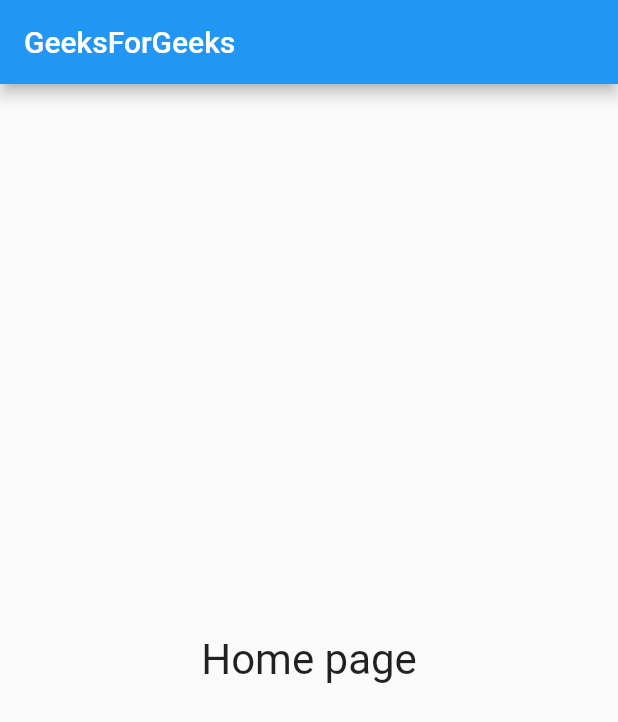
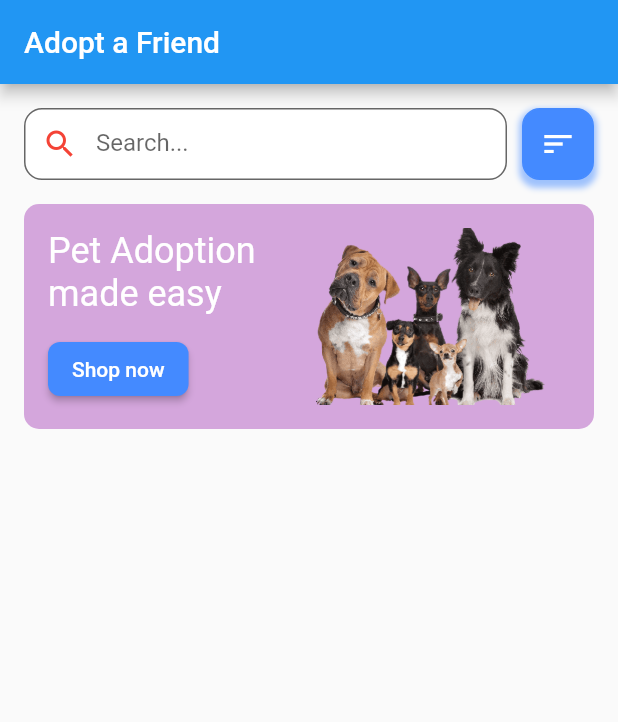
Before and after one commit to atik-sabuj/pet_shop, a Flutter app: the SecondScreen screen opened directly, on a phone screen of 412 x 824 dp. Shown: the top 722 px of the screen. Run offline on Flutter 3.47's test engine with Material 2 defaults, Android fonts, the light colour scheme and no system bars.

Commit message:
Update pages and created design

```diff
--- a/lib/splash_screen.dart
+++ b/lib/splash_screen.dart
@@ -1,4 +1,5 @@
 import 'dart:async';
+
 import 'package:flutter/material.dart';
 
 class SplashScreen extends StatefulWidget {
@@ -12,32 +13,152 @@ class _SplashScreenState extends State<SplashScreen> {
   @override
   void initState() {
     super.initState();
-    Timer(Duration(seconds: 30),
-            ()=>Navigator.pushReplacement(context,
-            MaterialPageRoute(builder:
-                (context) =>
-                SecondScreen()
-            )
-        )
-    );
+    Timer(
+        Duration(seconds: 3),
+        () => Navigator.pushReplacement(
+            context, MaterialPageRoute(builder: (context) => SecondScreen())));
   }
+
   @override
   Widget build(BuildContext context) {
     return Container(
-        color: Colors.deepPurple,
-      child:
-      Image.asset("images/logo.png",height: 30,width: 30,),
+      color: Colors.deepPurple,
+      child: Image.asset(
+        "images/logo.png",
+        height: 30,
+        width: 30,
+      ),
     );
   }
 }
+
 class SecondScreen extends StatelessWidget {
   @override
   Widget build(BuildContext context) {
     return Scaffold(
-      appBar: AppBar(title:Text("GeeksForGeeks")),
-      body: Center(
-          child:Text("Home page",textScaleFactor: 2,)
+      appBar: AppBar(title: Text("Adopt a Friend"),),
+      body: Container(
+        child: Padding(
+          padding: const EdgeInsets.all(16.0),
+          child: Column(
+            children: [
+              SizedBox(
+                height: 48,
+                child: Row(
+                  mainAxisAlignment: MainAxisAlignment.spaceBetween,
+                  children: [
+                    SizedBox(
+                      width: MediaQuery.of(context).size.width  -90,
+                      child: TextField(
+                        textAlign: TextAlign.start,
+                        keyboardType: TextInputType.text,
+                        decoration: InputDecoration(
+                          hintText: 'Search...',
+
+                          prefixIcon: Icon(Icons.search,color: Colors.red,),
+                          border: OutlineInputBorder(
+                            borderRadius: BorderRadius.circular(12),
+                            borderSide: BorderSide(
+                              width: 0,
+                              style: BorderStyle.none,
+                              color: Colors.red
+                            ),
+                          ),
+                          filled: true,
+                          contentPadding: EdgeInsets.all(16),
+                          fillColor: Colors.white,
+                        ),
+                      ),
+                    ),
+                    InkWell(
+                      child: Container(
+                        width: 48,
+                        height: 48,
+                        decoration: BoxDecoration(
+                            shape: BoxShape.rectangle,
+                            color: Colors.blueAccent,
+                            border: Border.all(
+                              width: 1,
+                              color: Colors.blueAccent
+                            ),
+
+                          borderRadius: BorderRadius.circular(12),
+
+                          boxShadow: [
+                            BoxShadow(
+                              color: Colors.blueAccent.withOpacity(0.5),
+                              spreadRadius: 2,
+                              blurRadius: 3,
+                              offset: Offset(0, 3), // changes position of shadow
+                            ),
+                          ],
+
+                        ),
+                        child: Icon(Icons.sort, color: Colors.white,size: 24,),
+                      ),
+                      onTap: () {},
+                    ),
+                  ],
+                ),
+              ),
+
+              SizedBox(
+                height: 16,
+              ),
+              Container(
+                height: 150,
+                  decoration: BoxDecoration(
+                    borderRadius: BorderRadius.circular(10), // <= No more error here :)
+                    color: Colors.purple.withOpacity(.4),
+                  ),
+
+
+
+                child: Padding(
+                  padding: EdgeInsets.all(16),
+                  child: Row(
+                    mainAxisAlignment: MainAxisAlignment.spaceBetween,
+
+                    children: [
+                      SizedBox(
+                        width: 150,
+                        child: Column(
+                          mainAxisAlignment: MainAxisAlignment.spaceBetween,
+                          crossAxisAlignment: CrossAxisAlignment.start,
+                          children: [
+                            Text("Pet Adoption made easy",style: TextStyle(fontSize: 24,color: Colors.white,height: 1.2),),
+
+                            ElevatedButton(onPressed: (){},
+                              style: ElevatedButton.styleFrom(
+                                backgroundColor: Colors.blueAccent,
+                                foregroundColor: Colors.white,
+                                shape: RoundedRectangleBorder(
+                                  borderRadius: BorderRadius.circular(8.0),
+                                ),
+                              )
+                              , child: Text("Shop now",))
+                          ],
+                        ),
+                      ),
+
+                      Expanded(
+                         child: Container(
+                             child: Image.asset("images/dogs.png",fit: BoxFit.cover,)
+                         ),
+                      )
+                    ],
+
+
+                  ),
+                )
+              ),
+
+
+            ],
+          ),
+        ),
       ),
+
     );
   }
 }
```
Also changed, not shown: images/dogs.png (added), images/wave.png (added).
